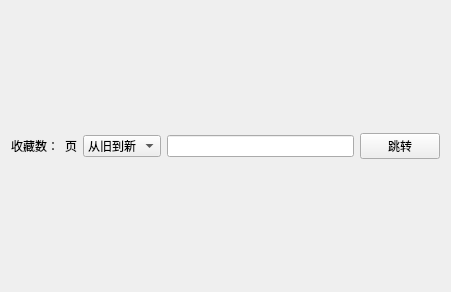
tonquer/picacg-qt, file ui/favorite.ui: the form before one commit.
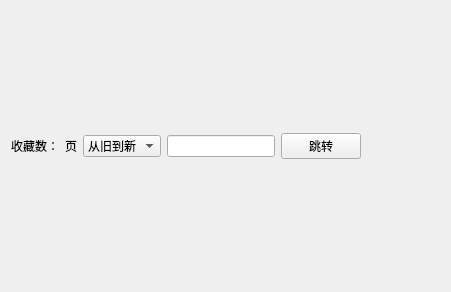
The form after the commit.

```diff
--- a/ui/favorite.ui
+++ b/ui/favorite.ui
@@ -62,6 +62,19 @@
          </property>
         </widget>
        </item>
+       <item>
+        <spacer name="horizontalSpacer">
+         <property name="orientation">
+          <enum>Qt::Horizontal</enum>
+         </property>
+         <property name="sizeHint" stdset="0">
+          <size>
+           <width>40</width>
+           <height>20</height>
+          </size>
+         </property>
+        </spacer>
+       </item>
       </layout>
      </item>
     </layout>
```
Left out of the diff: 3 changed lines with no effect on the pictures.
